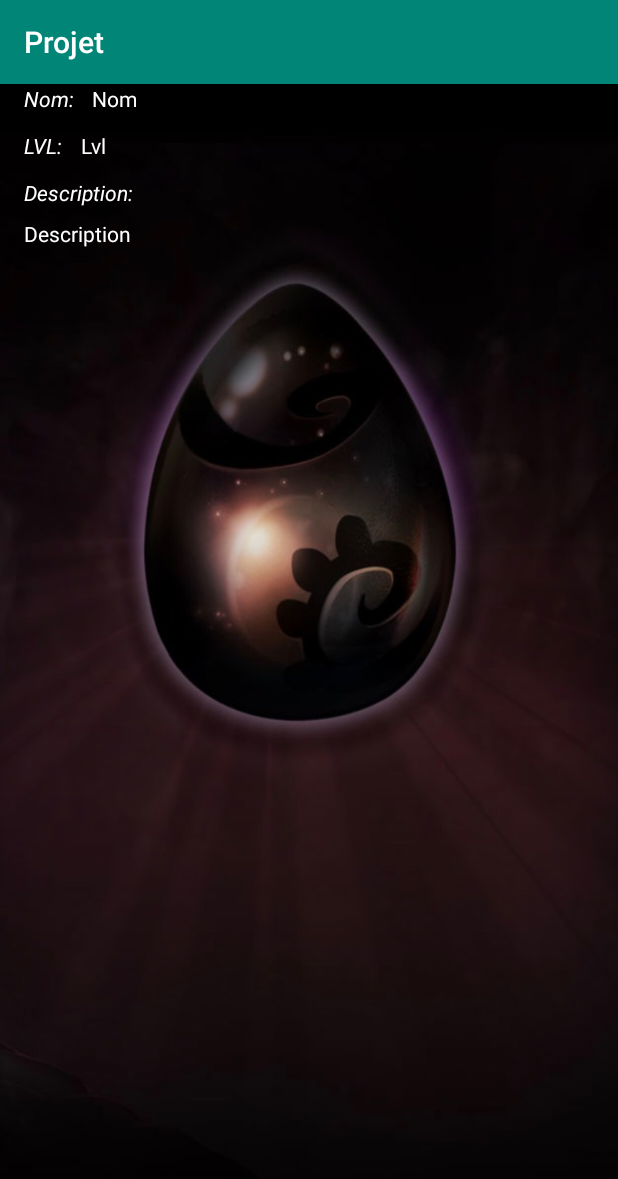
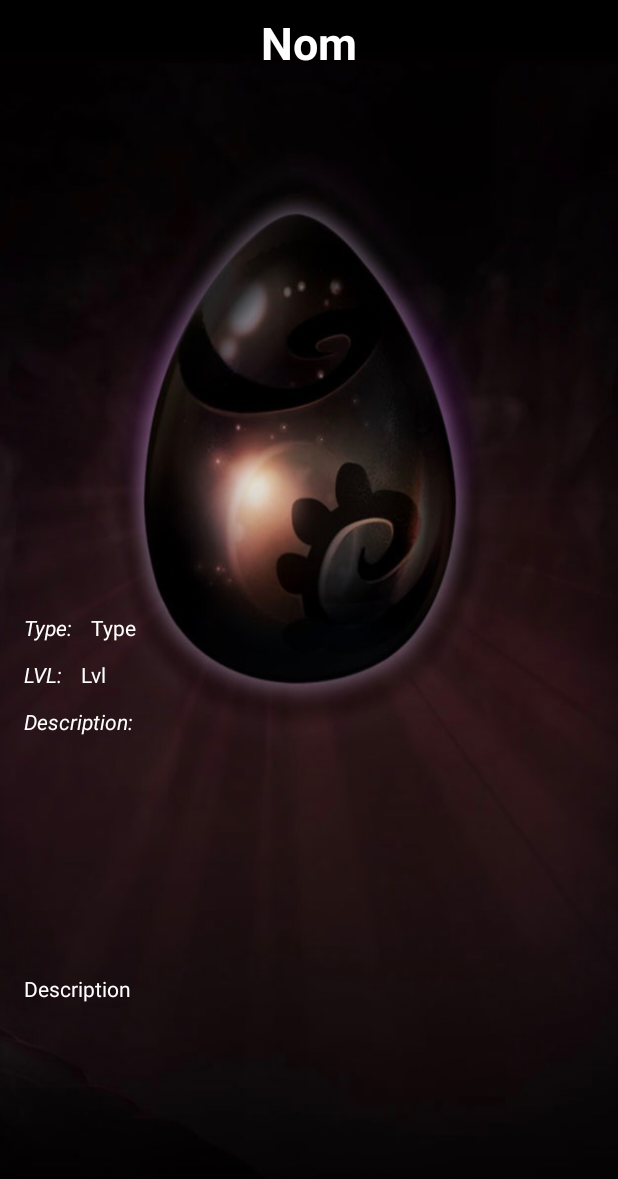
Before and after one commit to AntoineAntix/Projet, an Android app: the DetailsActivity screen opened directly, with no data from a screen before it, on a phone screen of 412 x 824 dp. Shown: the top 1179 px of the screen. Run offline under Robolectric (Android 15) with nearby library versions, the phone set to English and light mode, and no system bars.

Commit message:
Updating Design and Adding type of weapons

```diff
--- a/app/build.gradle
+++ b/app/build.gradle
@@ -49,6 +49,9 @@ dependencies {
     //circleimageview
     implementation 'de.hdodenhof:circleimageview:3.0.0'
 
+    //Picasso
+    implementation 'com.squareup.picasso:picasso:2.5.0'
+
 
 
 }
--- a/app/src/main/java/com/example/projet/Adapter.java
+++ b/app/src/main/java/com/example/projet/Adapter.java
@@ -2,13 +2,16 @@ package com.example.projet;
 
 import java.util.List;
 
+import android.content.Context;
 import android.support.v7.widget.RecyclerView;
 import android.view.LayoutInflater;
 import android.view.View;
 import android.view.ViewGroup;
+import android.widget.ImageView;
 import android.widget.TextView;
 
 import com.example.projet.OnItemClick;
+import com.squareup.picasso.Picasso;
 
 public class Adapter extends RecyclerView.Adapter<Adapter.ViewHolder>
 {
@@ -34,7 +37,6 @@ public class Adapter extends RecyclerView.Adapter<Adapter.ViewHolder>
             layout = vu;
             nomTxt = (TextView) vu.findViewById(R.id.cell_txt_weapons_name);
             idTxt = (TextView) vu.findViewById(R.id.cell_txt_weapons_id);
-
         }
     }
 
@@ -67,6 +69,7 @@ public class Adapter extends RecyclerView.Adapter<Adapter.ViewHolder>
         final Weapons weaponActuel = weapon.get(position);
         final String name=weaponActuel.getName();
         final String id=weaponActuel.get_id();
+
         holder.nomTxt.setText(name);
         holder.idTxt.setText(id);
         holder.itemView.setOnClickListener(new View.OnClickListener() {
--- a/app/src/main/java/com/example/projet/DetailsActivity.java
+++ b/app/src/main/java/com/example/projet/DetailsActivity.java
@@ -21,11 +21,12 @@ public class DetailsActivity extends AppCompatActivity {
             String nomS = getIntent().getStringExtra("nom");
             String descriptionS = getIntent().getStringExtra("description");
             String lvlS = getIntent().getStringExtra("lvl");
-            setTxt(nomS,descriptionS,lvlS);
+            String typeS = getIntent().getStringExtra("type");
+            setTxt(nomS,descriptionS,lvlS,typeS);
         }
     }
 
-    private void setTxt(String nom, String description, String lvl)
+    private void setTxt(String nom, String description, String lvl, String type)
     {
         TextView nomTv = findViewById(R.id.nom);
         nomTv.setText(nom);
@@ -35,5 +36,8 @@ public class DetailsActivity extends AppCompatActivity {
 
         TextView lvlTv = findViewById(R.id.lvl);
         lvlTv.setText(lvl);
+
+        TextView typeTv = findViewById(R.id.type);
+        typeTv.setText(type);
     }
 }
--- a/app/src/main/java/com/example/projet/MainActivity.java
+++ b/app/src/main/java/com/example/projet/MainActivity.java
@@ -1,6 +1,7 @@
 package com.example.projet;
 
 import android.app.Activity;
+import android.content.Context;
 import android.content.Intent;
 import android.os.Bundle;
 import android.support.v7.widget.LinearLayoutManager;
@@ -56,6 +57,7 @@ public class MainActivity extends Activity {
             intent.putExtra("nom", arme.getName());
             intent.putExtra("description", arme.getDescription());
             intent.putExtra("lvl", arme.getLvl());
+            intent.putExtra("type", arme.getType());
             MainActivity.this.startActivity(intent);
         }
     }
--- a/app/src/main/res/layout/activity_details.xml
+++ b/app/src/main/res/layout/activity_details.xml
@@ -1,6 +1,5 @@
 <?xml version="1.0" encoding="utf-8"?>
-<android.support.constraint.ConstraintLayout
-    xmlns:android="http://schemas.android.com/apk/res/android"
+<android.support.constraint.ConstraintLayout xmlns:android="http://schemas.android.com/apk/res/android"
     xmlns:app="http://schemas.android.com/apk/res-auto"
     xmlns:tools="http://schemas.android.com/tools"
     android:layout_width="match_parent"
@@ -10,17 +9,20 @@
 
     <TextView
         android:id="@+id/nom"
-        android:layout_width="0dp"
+        android:layout_width="wrap_content"
         android:layout_height="wrap_content"
-        android:layout_marginStart="12dp"
-        android:layout_marginLeft="12dp"
+        android:layout_marginStart="8dp"
+        android:layout_marginLeft="8dp"
+        android:layout_marginTop="8dp"
         android:layout_marginEnd="8dp"
         android:layout_marginRight="8dp"
         android:text="Nom"
         android:textColor="@color/RowColor"
+        android:textSize="30sp"
+        android:textStyle="bold"
         app:layout_constraintEnd_toEndOf="parent"
-        app:layout_constraintStart_toEndOf="@+id/Nom_Titre"
-        tools:layout_editor_absoluteY="380dp" />
+        app:layout_constraintStart_toStartOf="parent"
+        app:layout_constraintTop_toTopOf="parent" />
 
     <TextView
         android:id="@+id/description"
@@ -31,8 +33,10 @@
         android:layout_marginTop="8dp"
         android:layout_marginEnd="16dp"
         android:layout_marginRight="16dp"
+        android:layout_marginBottom="5dp"
         android:text="Description"
         android:textColor="@color/RowColor"
+        app:layout_constraintBottom_toBottomOf="parent"
         app:layout_constraintEnd_toEndOf="parent"
         app:layout_constraintHorizontal_bias="0.0"
         app:layout_constraintStart_toStartOf="parent"
@@ -50,22 +54,38 @@
         android:text="Lvl"
         android:textColor="@color/RowColor"
         app:layout_constraintEnd_toEndOf="parent"
-        app:layout_constraintHorizontal_bias="0.0"
+        app:layout_constraintHorizontal_bias="1.0"
         app:layout_constraintStart_toEndOf="@+id/Lvl_Titre"
+        app:layout_constraintTop_toBottomOf="@+id/type" />
+
+    <TextView
+        android:id="@+id/type"
+        android:layout_width="0dp"
+        android:layout_height="wrap_content"
+        android:layout_marginStart="12dp"
+        android:layout_marginLeft="12dp"
+        android:layout_marginTop="360dp"
+        android:layout_marginEnd="16dp"
+        android:layout_marginRight="16dp"
+        android:text="Type"
+        android:textColor="@color/RowColor"
+        app:layout_constraintEnd_toEndOf="parent"
+        app:layout_constraintStart_toEndOf="@+id/Nom_Type"
         app:layout_constraintTop_toBottomOf="@+id/nom" />
 
     <TextView
-        android:id="@+id/Nom_Titre"
+        android:id="@+id/Nom_Type"
         android:layout_width="wrap_content"
         android:layout_height="wrap_content"
         android:layout_marginStart="16dp"
         android:layout_marginLeft="16dp"
-        android:text="Nom:"
+        android:layout_marginTop="360dp"
+        android:text="Type:"
         android:textColor="@color/RowColor"
         android:textStyle="italic"
         app:layout_constraintStart_toStartOf="parent"
-        tools:layout_editor_absoluteY="380dp"
-        tools:text="Nom:" />
+        app:layout_constraintTop_toBottomOf="@+id/nom"
+        tools:text="Type:" />
 
     <TextView
         android:id="@+id/Description_Titre"
@@ -92,7 +112,9 @@
         android:textColor="@color/RowColor"
         android:textStyle="italic"
         app:layout_constraintStart_toStartOf="parent"
-        app:layout_constraintTop_toBottomOf="@+id/Nom_Titre"
+        app:layout_constraintTop_toBottomOf="@+id/Nom_Type"
         tools:text="LVL:" />
 
+
+
 </android.support.constraint.ConstraintLayout>
--- a/app/src/main/res/layout/row_layout.xml
+++ b/app/src/main/res/layout/row_layout.xml
@@ -20,7 +20,7 @@
             android:singleLine="true"
             android:textStyle="bold"
             android:textColor="@color/RowColor"
-            tools:text="Description" />
+            tools:text="WeaponName" />
 
 
 
@@ -32,7 +32,8 @@
             android:layout_marginTop="25dp"
             android:textSize="12dp"
             android:textColor="@color/RowColor"
-        android:text="TextView" />
+            android:text="WeaponID" />
+
 
     </RelativeLayout>
 
--- a/app/src/main/res/values/colors.xml
+++ b/app/src/main/res/values/colors.xml
@@ -4,4 +4,5 @@
     <color name="colorPrimaryDark">#00574B</color>
     <color name="colorAccent">#D81B60</color>
     <color name="RowColor">#FFFFFF</color>
+    <color name="ColorBlack">#000000</color>
 </resources>
--- a/app/src/main/res/values/styles.xml
+++ b/app/src/main/res/values/styles.xml
@@ -1,7 +1,7 @@
 <resources>
 
     <!-- Base application theme. -->
-    <style name="AppTheme" parent="Theme.AppCompat.Light.DarkActionBar">
+    <style name="AppTheme" parent="Theme.AppCompat.Light.NoActionBar">
         <!-- Customize your theme here. -->
         <item name="colorPrimary">@color/colorPrimary</item>
         <item name="colorPrimaryDark">@color/colorPrimaryDark</item>
```
Lines whose indentation alone changed are shown as unchanged.
